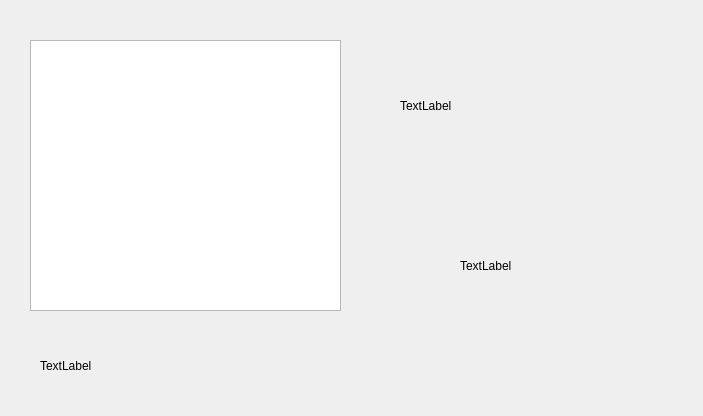
Old version of the form elgo_viewer/Widget/Weather/WeatherWidget.ui in the repository kr-MATAGI/ELGO_Client_QT.
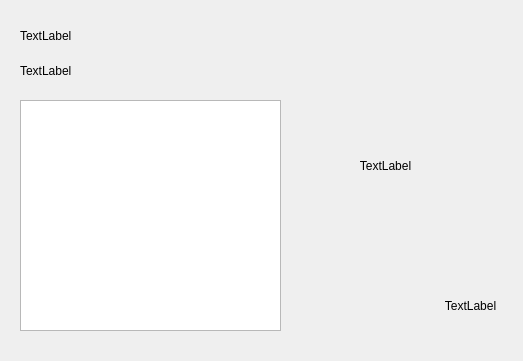
New version of the form.

Commit message: add Weather Widget Flow

```diff
--- a/elgo_viewer/Widget/Weather/WeatherWidget.ui
+++ b/elgo_viewer/Widget/Weather/WeatherWidget.ui
@@ -6,8 +6,8 @@
    <rect>
     <x>0</x>
     <y>0</y>
-    <width>703</width>
-    <height>416</height>
+    <width>523</width>
+    <height>361</height>
    </rect>
   </property>
   <property name="windowTitle">
@@ -16,46 +16,65 @@
   <widget class="QGraphicsView" name="weatherIconView">
    <property name="geometry">
     <rect>
-     <x>30</x>
-     <y>40</y>
-     <width>311</width>
-     <height>271</height>
-    </rect>
-   </property>
-  </widget>
-  <widget class="QLabel" name="temperLabel">
-   <property name="geometry">
-    <rect>
-     <x>400</x>
-     <y>60</y>
+     <x>20</x>
+     <y>100</y>
      <width>261</width>
-     <height>91</height>
+     <height>231</height>
+    </rect>
+   </property>
+  </widget>
+  <widget class="QLabel" name="temperLabel">
+   <property name="geometry">
+    <rect>
+     <x>300</x>
+     <y>100</y>
+     <width>171</width>
+     <height>131</height>
     </rect>
    </property>
    <property name="text">
     <string>TextLabel</string>
    </property>
+   <property name="alignment">
+    <set>Qt::AlignCenter</set>
+   </property>
   </widget>
   <widget class="QLabel" name="statusLabel">
    <property name="geometry">
     <rect>
-     <x>460</x>
-     <y>230</y>
-     <width>181</width>
-     <height>71</height>
+     <x>420</x>
+     <y>290</y>
+     <width>101</width>
+     <height>31</height>
     </rect>
    </property>
    <property name="text">
     <string>TextLabel</string>
    </property>
+   <property name="alignment">
+    <set>Qt::AlignCenter</set>
+   </property>
   </widget>
   <widget class="QLabel" name="cityLabel">
    <property name="geometry">
     <rect>
-     <x>40</x>
-     <y>340</y>
-     <width>201</width>
-     <height>51</height>
+     <x>20</x>
+     <y>20</y>
+     <width>181</width>
+     <height>31</height>
+    </rect>
+   </property>
+   <property name="text">
+    <string>TextLabel</string>
+   </property>
+  </widget>
+  <widget class="QLabel" name="dateTimeLabel">
+   <property name="geometry">
+    <rect>
+     <x>20</x>
+     <y>50</y>
+     <width>151</width>
+     <height>41</height>
     </rect>
    </property>
    <property name="text">
```
The commit also changes 12 other files.
